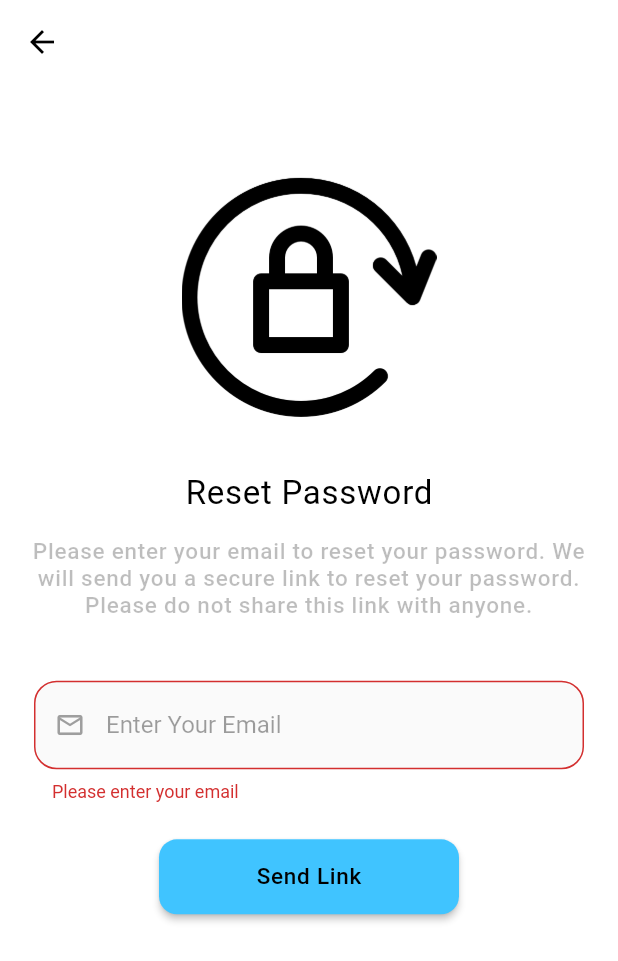
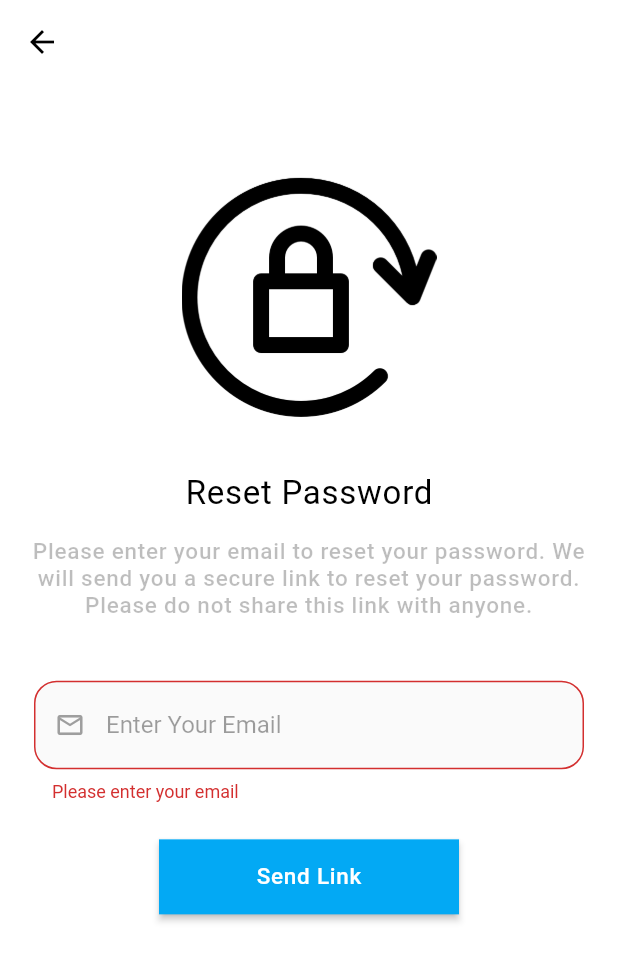
Before and after one commit to Umaiir11/CustomerPortal-AsioneSystems-master, a Flutter app: the VwForgetPasswrod screen opened directly, after a tap on "Send Link", on a phone screen of 412 x 824 dp. Shown: the top 961 px of the screen. Run offline on Flutter 3.47's test engine with Material 2 defaults, Android fonts, the phone set to English and light mode, and no system bars; our stand-ins replace dropdown_search, flutter_native_image, get, google_fonts, image_picker, loading_animation_widget and 2 more; missing offline and left inert: encrypt; network calls fail; Roboto replaces fonts that are missing (Ubuntu).

Commit message:
ForgetPAsswordAPi DOne

```diff
--- a/lib/ClassModules/cmGlobalVariables.dart
+++ b/lib/ClassModules/cmGlobalVariables.dart
@@ -19,5 +19,6 @@ class cmGlobalVariables {
   static String? Pb_Exception;
   static String? Pb_ImageString;
   static String? Pb_ImageExt;
+  static String? Pb_EmailID;
 
 }
--- /dev/null
+++ b/lib/MVVM/Model/ApiModels/ModForgetPass.dart
@@ -0,0 +1,23 @@
+class ModForgetPassword {
+  String Pr_PKGUID ="";
+  String Pr_EmailID ="";
+  String Pr_Password="";
+  String Pr_FullName="";
+  String Pr_ContactNo="";
+  String Pr_Image="";
+  int Pr_CountryDID=0;
+  String Pr_CountryID="";
+  int Pr_CityDID=0;
+  String Pr_CityID="";
+  String Pr_Token="";
+  DateTime Pr_ExpiredTime = DateTime.parse("2022-08-13T13:49:44");
+  bool Pr_IsActivated = false;
+  String Pr_PackageID="";
+  DateTime Pr_PackageExpiryDate = DateTime.parse("1900-01-01T00:00:00");
+  DateTime Pr_PackagePurchaseDate = DateTime.parse("1900-01-01T00:00:00");
+  String Pr_PurchasedProductID= "";
+  DateTime Pr_CDate = DateTime.parse("2023-04-13T15:03:39.7042384+05:00");
+  String Pr_MB = "00000000-0000-0000-0000-000000000000";
+  DateTime Pr_MDate = DateTime.parse("1900-01-01T00:00:00");
+  DateTime Pr_DDate = DateTime.parse("1900-01-01T00:00:00");
+}
--- a/lib/MVVM/View/VwForgetPassword.dart
+++ b/lib/MVVM/View/VwForgetPassword.dart
@@ -1,6 +1,7 @@
 import 'package:flutter/material.dart';
 import 'package:get/get.dart';
 import 'package:google_fonts/google_fonts.dart';
+import 'package:loading_animation_widget/loading_animation_widget.dart';
 import 'package:login/MVVM/View/VwLogin.dart';
 import 'package:login/MVVM/ViewModel/VmPassword.dart';
 
@@ -129,15 +130,84 @@ class _VwForgetPasswrodState extends State<VwForgetPasswrod> {
                       child: SizedBox(
                           width: 200,
                           height: 50,
-                          child: ElevatedButton(
+                          child: Obx(() {
+                            return ElevatedButton(
                               style: ElevatedButton.styleFrom(
-                                shape: RoundedRectangleBorder(
-                                  borderRadius: BorderRadius.circular(12), // <-- Radius
+                                animationDuration: const Duration(seconds: 1),
+                                shape: l_Vmpassword.Pr_isLoading_wid.value
+                                    ? RoundedRectangleBorder(
+                                  borderRadius: BorderRadius.circular(50),
+                                )
+                                    : RoundedRectangleBorder(
+                                  borderRadius: BorderRadius.circular(0),
                                 ),
-                                backgroundColor: Colors.lightBlueAccent),
+                              ),
                               onPressed: () async {
                                 if (_formKey.currentState!.validate()) {
-                                //Show a snackbar message asking the user to fill these fields
+                                  if (await l_Vmpassword.FncForgetPassword() == true) {
+                                    Get.snackbar(
+                                      'Check Gmail',
+                                      '',
+                                      messageText: Text(
+                                        'Email Sent Successfully',
+                                        style: TextStyle(color: Colors.white),
+                                      ),
+                                      snackStyle: SnackStyle.FLOATING,
+                                      snackPosition: SnackPosition.BOTTOM,
+                                      backgroundColor: Colors.black87,
+                                      colorText: Colors.white,
+                                      margin: EdgeInsets.all(10),
+                                      borderRadius: 10,
+                                      animationDuration: Duration(milliseconds: 800),
+                                      overlayBlur: 0,
+                                      isDismissible: true,
+                                      mainButton: TextButton(
+                                        onPressed: () {
+                                          // Do something when main button is pressed
+                                        },
+                                        child: Text(
+                                          'OK',
+                                          style: TextStyle(color: Colors.white),
+                                        ),
+                                      ),
+                                      icon: Icon(
+                                        Icons.info_outline,
+                                        color: Colors.white,
+                                      ),
+                                    );
+                                  }
+                                  else {
+                                    Get.snackbar(
+                                      'Error',
+                                      '',
+                                      messageText: Text(
+                                        'Email with this user does not exist!',
+                                        style: TextStyle(color: Colors.white),
+                                      ),
+                                      snackStyle: SnackStyle.FLOATING,
+                                      snackPosition: SnackPosition.BOTTOM,
+                                      backgroundColor: Colors.red,
+                                      colorText: Colors.white,
+                                      margin: EdgeInsets.all(10),
+                                      borderRadius: 10,
+                                      animationDuration: Duration(milliseconds: 800),
+                                      overlayBlur: 0,
+                                      isDismissible: true,
+                                      mainButton: TextButton(
+                                        onPressed: () {
+                                          // Do something when main button is pressed
+                                        },
+                                        child: Text(
+                                          'OK',
+                                          style: TextStyle(color: Colors.white),
+                                        ),
+                                      ),
+                                      icon: Icon(
+                                        Icons.info_outline,
+                                        color: Colors.white,
+                                      ),
+                                    );
+                                  }
                                 } else {
                                   l_Vmpassword.Pr_autoValidate.value = true;
                                 }
@@ -145,16 +215,26 @@ class _VwForgetPasswrodState extends State<VwForgetPasswrod> {
                                 //await l_VmSignUp.Fnc_ValidateLogin();
                                 // Get.to(() => VwCompany());
                               },
-                            child: Text(
+                              child:
+                              l_Vmpassword.Pr_isLoading_wid.value
+                                  ? LoadingAnimationWidget.twistingDots(
+                                leftDotColor: const Color(0xFF1A1A3F),
+                                rightDotColor: const Color(0xFFFFFFFF),
+                                size: 40,
+                              )
+                                  : Text(
                                 "Send Link",
                                 style: GoogleFonts.ubuntu(
                                     textStyle: const TextStyle(
                                         fontSize: 15,
-                                      color: Colors.black,
+                                        color: Colors.white,
                                         //fontWeight: FontWeight.w600,
                                         letterSpacing: .5)),
                               ),
-                          )),
+
+
+                            );
+                          })),
                     ),
                   ),
                 ],
```
Also changed, not shown: lib/ClassModules/cmHttpCalls.dart (+20 -0 lines), lib/MVVM/ViewModel/VmPassword.dart (+34 -1 lines), lib/ServiceLayer/Sl_ForgetPassword.dart (added, +61 -0 lines). Lines whose indentation alone changed are shown as unchanged.
